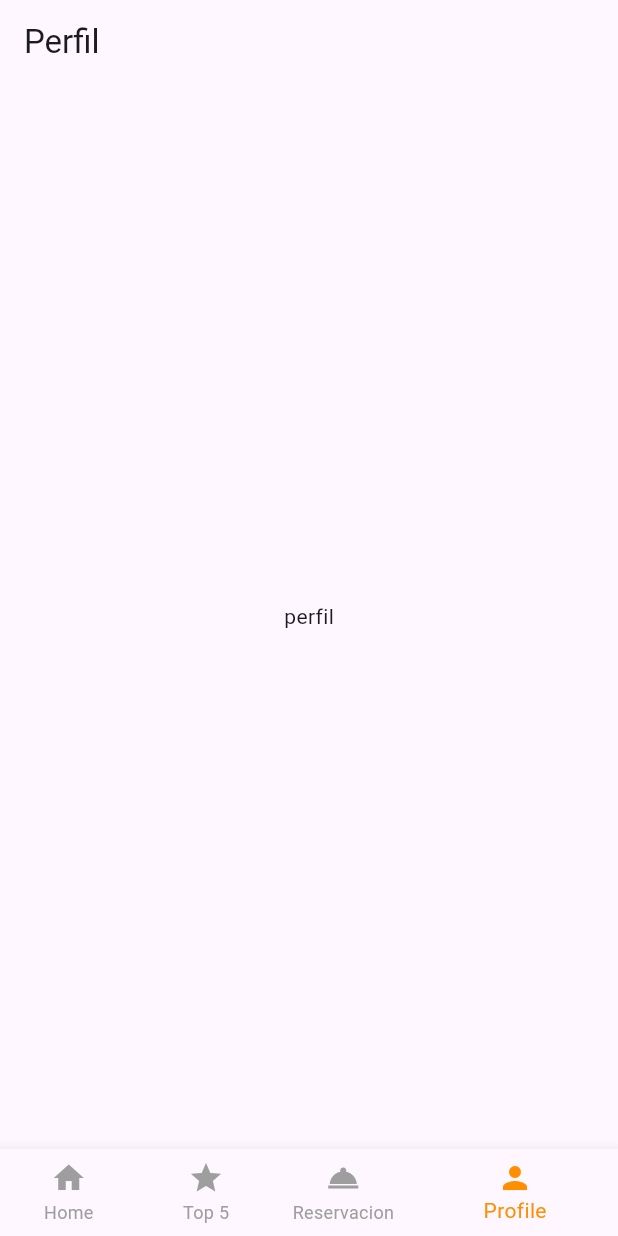
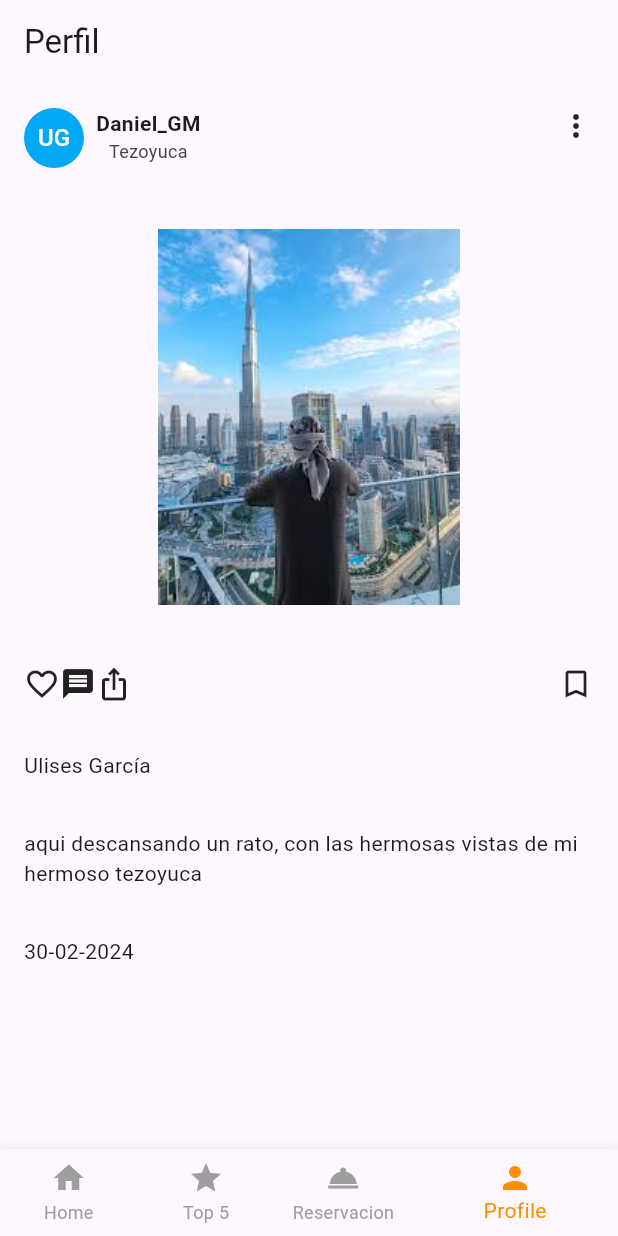
Before and after one commit to UliGarci/practica2_flutter, a Flutter app: the screen it shows after launch, item 4 of the bottom bar chosen, on a phone screen of 412 x 824 dp. Run offline on Flutter 3.47's test engine with Material 3 defaults, Android fonts, the phone set to English and light mode, and no system bars.

Commit message:
Add. view profile

```diff
--- a/lib/navigation/profile.dart
+++ b/lib/navigation/profile.dart
@@ -9,8 +9,59 @@ class profile extends StatelessWidget {
       appBar: AppBar(
         title: const Text('Perfil'),
       ),
-      body: const Center(
-        child: Text('perfil'),
+      body: SingleChildScrollView(
+        child: Column(
+          crossAxisAlignment: CrossAxisAlignment.start,
+          children:[
+            const Padding(
+              padding: EdgeInsets.all(16.0),
+              child: Row(
+                crossAxisAlignment: CrossAxisAlignment.start,
+                children: [
+                  CircleAvatar(
+                    backgroundColor: Colors.lightBlue,
+                    foregroundColor: Colors.white,
+                    child: Text('UG'),
+                  ),
+                  SizedBox(width: 8.0,),
+                  Column(
+                    children: [
+                      Text("Daniel_GM", style: TextStyle(fontSize: 14, fontWeight: FontWeight.bold),),
+                      Text("Tezoyuca", style: TextStyle(fontSize: 12, color: Color.fromARGB(255, 69, 68, 68)),),
+                    ],
+                  ),
+                  Spacer(),
+                  Icon(Icons.more_vert)
+                ],
+              ),
+            ),
+            Image.asset('assets/dubai.jpeg',width: double.infinity,height: 300,),
+            const Padding(
+              padding: EdgeInsets.all(16.0),
+              child: Row(
+                children: [
+                  Icon(Icons.favorite_border),
+                  Icon(Icons.message),
+                  Icon(Icons.ios_share),
+                  Spacer(),
+                  Icon(Icons.bookmark_border)
+                ],
+              ),
+            ),
+            const Padding(
+              padding: EdgeInsets.all(16.0),
+              child: Text('Ulises García'),
+            ),
+            const Padding(
+              padding: EdgeInsets.all(16.0),
+              child: Text('aqui descansando un rato, con las hermosas vistas de mi hermoso tezoyuca'),
+            ),
+            const Padding(
+              padding: EdgeInsets.all(16.0),
+              child: Text('30-02-2024'),
+            )
+          ],
+        ),
       ),
     );
   }
```
Also changed, not shown: assets/dubai.jpeg (added), assets/fotoCV.png (added).
